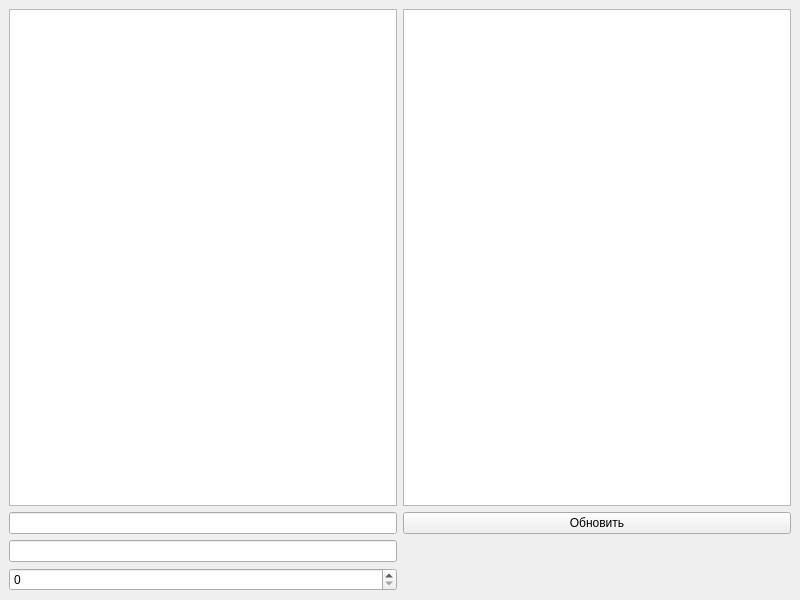
Before: the Qt Designer form simulation_model_gui/MainWindow.ui in PonizhenDoRyadovogo/coursework, drawn with Qt 5.
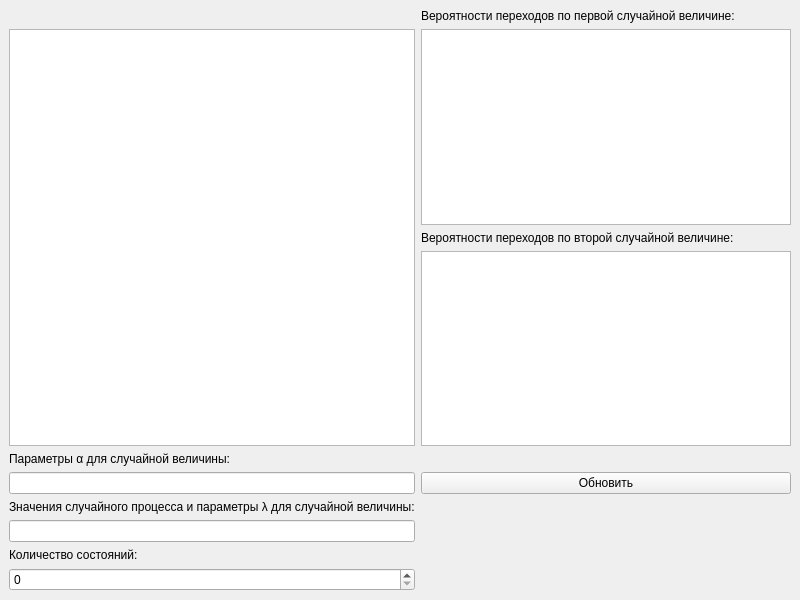
After: the same form once the commit is applied.

Commit message:
Изменения в GUI:
1. Добавлены подписи к элементам для лучшей ориентации
2. Добавлена перегруженная функция resizeEvent() для корретного отображения элементов при изменении размера окна
2.1. В конструктор добавлены новые функции, который также помогают корректно отображающие элементы
3. Добавлено тестовое отображение работы симуляции (пока все работает криво(((
4. Координатная ось теперь отрисовывает только первую четверть, а также на концах координатных осей теперь есть стрелки

The edit to the form file:
```diff
--- a/simulation_model_gui/MainWindow.ui
+++ b/simulation_model_gui/MainWindow.ui
@@ -15,28 +15,66 @@
   </property>
   <widget class="QWidget" name="centralwidget">
    <layout class="QGridLayout" name="gridLayout">
-    <item row="2" column="0">
-     <widget class="QLineEdit" name="alphaInput"/>
+    <item row="8" column="0">
+     <widget class="QLabel" name="labelCountStates">
+      <property name="text">
+       <string>Количество состояний:</string>
+      </property>
+     </widget>
     </item>
-    <item row="0" column="0">
-     <widget class="QGraphicsView" name="graphicsView"/>
+    <item row="6" column="0">
+     <widget class="QLabel" name="labelLambds">
+      <property name="text">
+       <string>Значения случайного процесса и параметры λ для случайной величины:</string>
+      </property>
+     </widget>
     </item>
-    <item row="4" column="0">
-     <widget class="QSpinBox" name="stateSpinBox"/>
-    </item>
-    <item row="3" column="0">
+    <item row="7" column="0">
      <widget class="QLineEdit" name="lambdaInput"/>
     </item>
+    <item row="1" column="1">
+     <widget class="QTableWidget" name="firstTransitionTable"/>
+    </item>
+    <item row="3" column="1">
+     <widget class="QTableWidget" name="secondTransitionTable"/>
+    </item>
     <item row="0" column="1">
-     <widget class="QTableWidget" name="transitionTable"/>
+     <widget class="QLabel" name="labelFirstTable">
+      <property name="text">
+       <string>Вероятности переходов по первой случайной величине:</string>
+      </property>
+     </widget>
     </item>
-    <item row="2" column="1">
+    <item row="9" column="0">
+     <widget class="QSpinBox" name="stateSpinBox"/>
+    </item>
+    <item row="4" column="0">
+     <widget class="QLabel" name="labelAplpha">
+      <property name="text">
+       <string>Параметры α для случайной величины:</string>
+      </property>
+     </widget>
+    </item>
+    <item row="5" column="0">
+     <widget class="QLineEdit" name="alphaInput"/>
+    </item>
+    <item row="1" column="0" rowspan="3">
+     <widget class="QGraphicsView" name="graphicsView"/>
+    </item>
+    <item row="5" column="1">
      <widget class="QPushButton" name="updateButton">
       <property name="text">
        <string>Обновить</string>
       </property>
      </widget>
     </item>
+    <item row="2" column="1">
+     <widget class="QLabel" name="labelSecondTable">
+      <property name="text">
+       <string>Вероятности переходов по второй случайной величине:</string>
+      </property>
+     </widget>
+    </item>
    </layout>
   </widget>
  </widget>
```
The commit also changes 6 other files.
